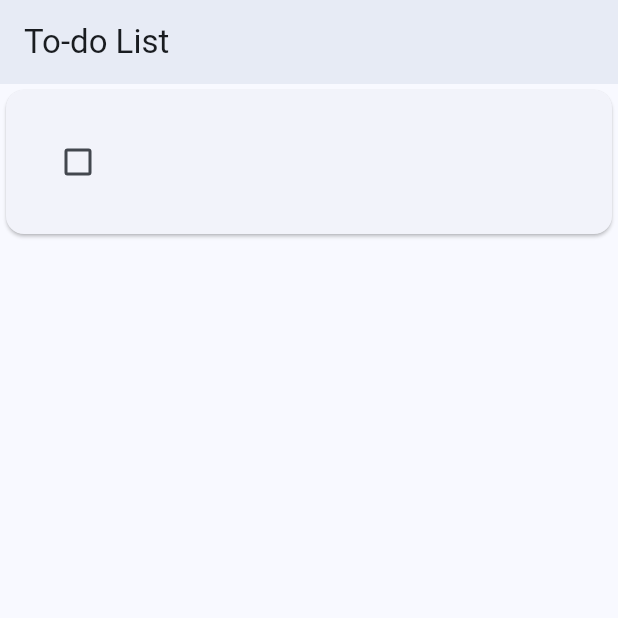
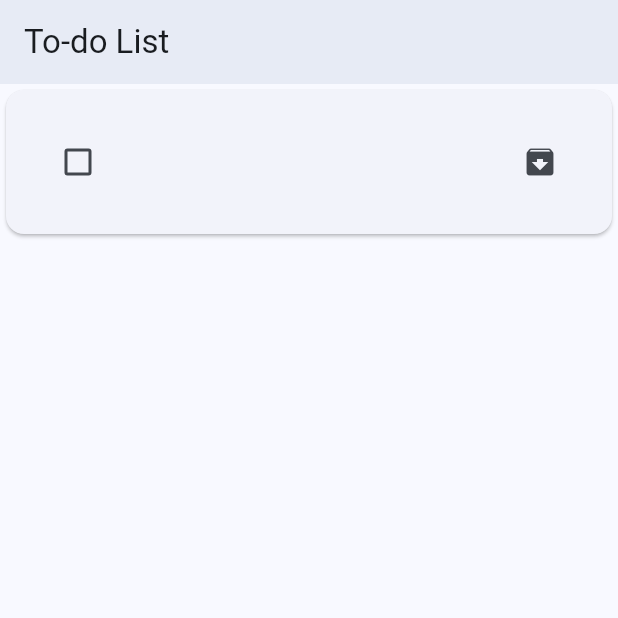
Before and after one commit to siobe34/todo-flutter, a Flutter app: the screen it shows after launch, after a tap on "Add Item", on a phone screen of 412 x 824 dp, the top half of it. Run offline on Flutter 3.47's test engine with Material 2 defaults, Android fonts, the phone set to English and light mode, and no system bars.

Commit message:
move list items to Archives

```diff
--- a/lib/widgets/listitem.dart
+++ b/lib/widgets/listitem.dart
@@ -42,14 +42,20 @@ class _ListItemState extends State<ListItem> {
                 setState(() {
                   itemCompleted = value!;
                 });
-
+              },
+            ),
+            Expanded(
+              child: Text(
+                widget.text,
+                style: itemCompleted ? strikethroughTextStyle : normalTextStyle,
+              ),
+            ),
+            IconButton(
+              onPressed: () {
                 appState.moveToArchive(widget.text);
               },
-            ),
-            Text(
-              widget.text,
-              style: itemCompleted ? strikethroughTextStyle : normalTextStyle,
-            ),
+              icon: const Icon(Icons.archive),
+            )
           ],
         ),
       ),
```
